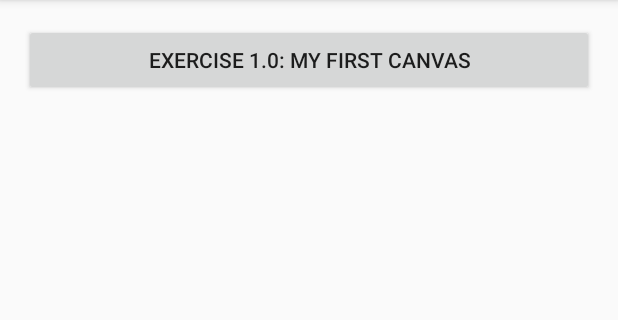
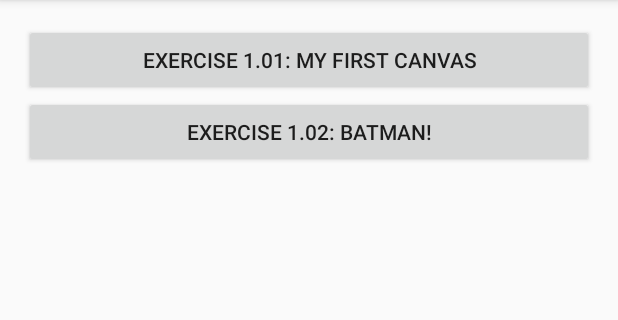
Before and after one commit to sergiandreplace/canvas_workshop, an Android app: the screen it shows after launch (MainActivity), on a phone screen of 412 x 824 dp, the part 84-404 px from its top. Run offline under Robolectric (Android 15) with nearby library versions, the phone set to English and light mode, and no system bars.

Commit message:
Ready to vandalize even more

```diff
--- a/app/src/main/AndroidManifest.xml
+++ b/app/src/main/AndroidManifest.xml
@@ -16,7 +16,8 @@
             </intent-filter>
         </activity>
         <activity android:name=".activity.AboutActivity" android:label="@string/about_title"/>
-        <activity android:name=".activity.MyFirstCanvasActivity" android:label="@string/ex1_name"/>
+        <activity android:name=".activity.MyFirstCanvasActivity" android:label="@string/ex1_01_name"/>
+        <activity android:name=".activity.BatmanActivity" android:label="@string/ex1_02_name"/>
     </application>
 
 </manifest>
--- a/app/src/main/java/com/sergiandreplace/canvas/activity/MainActivity.java
+++ b/app/src/main/java/com/sergiandreplace/canvas/activity/MainActivity.java
@@ -32,7 +32,8 @@ public class MainActivity extends ActionBarActivity {
     protected void onCreate(Bundle savedInstanceState) {
         super.onCreate(savedInstanceState);
         setContentView(R.layout.activity_main);
-        setupButton(R.id.ex1, MyFirstCanvasActivity.class);
+        setupButton(R.id.ex1_01, MyFirstCanvasActivity.class);
+        setupButton(R.id.ex1_02, BatmanActivity.class);
     }
     @Override
     public boolean onCreateOptionsMenu(Menu menu) {
--- a/app/src/main/res/layout/activity_main.xml
+++ b/app/src/main/res/layout/activity_main.xml
@@ -1,22 +1,34 @@
-<FrameLayout xmlns:android="http://schemas.android.com/apk/res/android" android:layout_width="match_parent"
+<FrameLayout xmlns:android="http://schemas.android.com/apk/res/android"
+    android:layout_width="match_parent"
     android:layout_height="match_parent">
 
     <ScrollView
-        android:layout_width="wrap_content"
-        android:layout_height="wrap_content"
-        android:id="@+id/scrollView2" >
+        android:id="@+id/scrollView2"
+        android:layout_width="match_parent"
+        android:layout_height="match_parent">
 
         <LinearLayout
+            android:layout_width="match_parent"
+            android:layout_height="match_parent"
             android:orientation="vertical"
-            android:layout_width="match_parent"
-            android:layout_height="match_parent"></LinearLayout>
+            android:padding="@dimen/activity_vertical_margin"
+            >
+
+            <Button
+                android:id="@+id/ex1_01"
+                android:layout_width="match_parent"
+                android:layout_height="wrap_content"
+                android:layout_gravity="center_horizontal|top"
+                android:text="@string/ex1_01_name" />
+
+            <Button
+                android:id="@+id/ex1_02"
+                android:layout_width="match_parent"
+                android:layout_height="wrap_content"
+                android:layout_gravity="center_horizontal|top"
+                android:text="@string/ex1_02_name" />
+        </LinearLayout>
     </ScrollView>
 
-    <Button
-        android:layout_width="match_parent"
-        android:layout_height="wrap_content"
-        android:text="@string/ex1_name"
-        android:id="@+id/ex1"
-        android:layout_margin="@dimen/activity_vertical_margin"
-        android:layout_gravity="center_horizontal|top" />
+
 </FrameLayout>
--- a/app/src/main/res/values/strings.xml
+++ b/app/src/main/res/values/strings.xml
@@ -4,6 +4,7 @@
     <string name="hello_world">Keep calm\nand\nHello world!</string>
     <string name="about_title">About It\'s the arts!</string>
     <string name="app_motto">Keep calm and draw on canvas</string>
-    <string name="ex1_name">Exercise 1.0: My First Canvas</string>
+    <string name="ex1_01_name">Exercise 1.01: My First Canvas</string>
+    <string name="ex1_02_name">Exercise 1.02: Batman!</string>
 
 </resources>
```
Also changed, not shown: app/src/main/java/com/sergiandreplace/canvas/activity/BatmanActivity.java (added, +59 -0 lines), app/src/main/res/drawable/joker.png (added).
